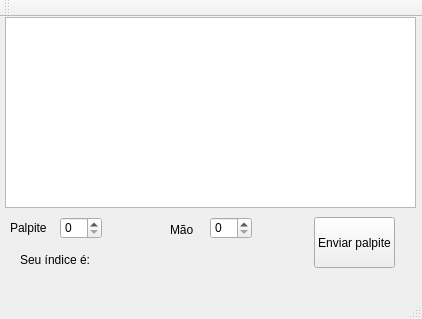
Old version of the form JogoDoPalito/mainwindow.ui in the repository pedrocruz/JogoDoPalito.
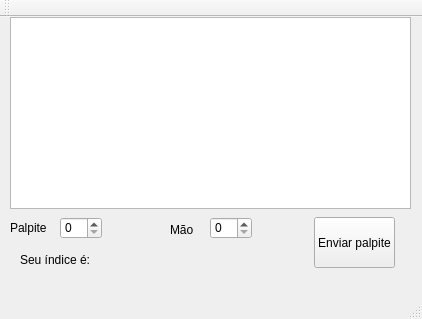
New version of the form.

Commit message: Antes da pizza

What changed in the file:
```diff
--- a/JogoDoPalito/mainwindow.ui
+++ b/JogoDoPalito/mainwindow.ui
@@ -14,16 +14,6 @@
    <string>MainWindow</string>
   </property>
   <widget class="QWidget" name="centralWidget">
-   <widget class="QListWidget" name="listWidget">
-    <property name="geometry">
-     <rect>
-      <x>5</x>
-      <y>0</y>
-      <width>411</width>
-      <height>191</height>
-     </rect>
-    </property>
-   </widget>
    <widget class="QPushButton" name="guessPushButton">
     <property name="geometry">
      <rect>
@@ -96,6 +86,16 @@
      <string>Seu índice é:</string>
     </property>
    </widget>
+   <widget class="QTableView" name="tableView">
+    <property name="geometry">
+     <rect>
+      <x>10</x>
+      <y>0</y>
+      <width>401</width>
+      <height>192</height>
+     </rect>
+    </property>
+   </widget>
   </widget>
   <widget class="QMenuBar" name="menuBar">
    <property name="geometry">
```
The commit also changes 2 other files.
